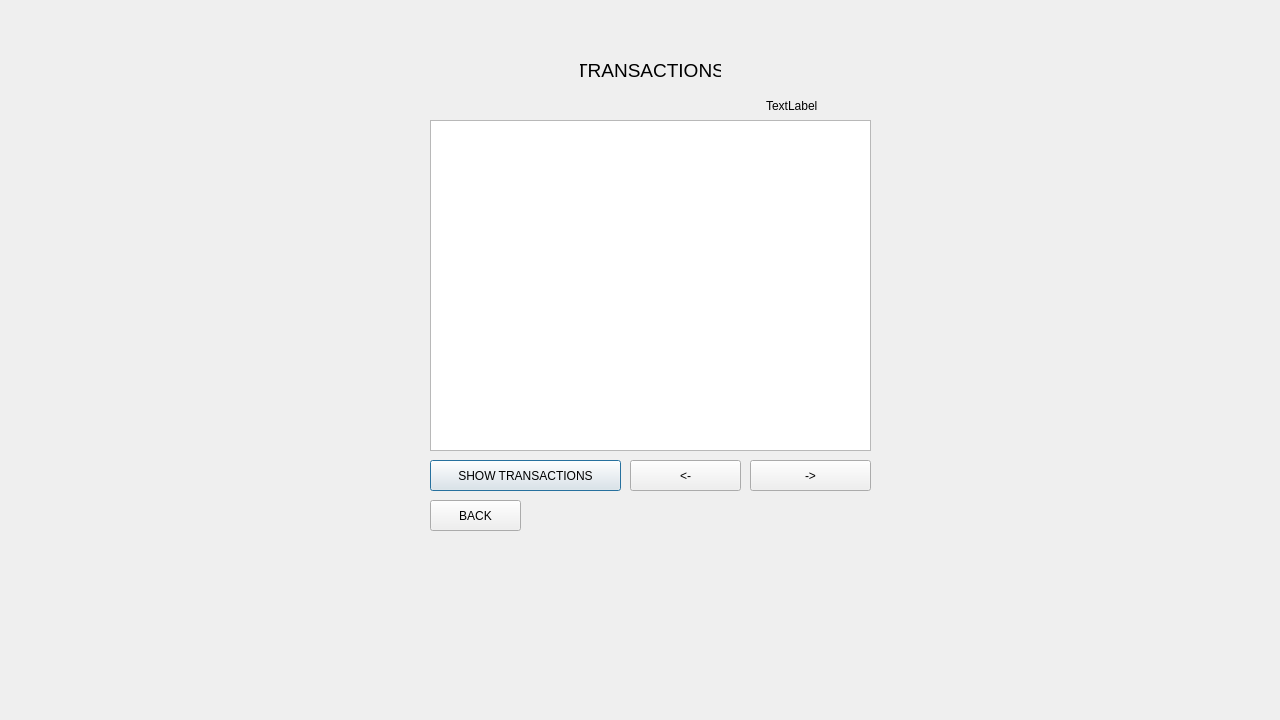
This is bank-automat/transactions.ui in alavuvi/atm-simulator-project as Qt 5 draws it before an edit. The edited form follows.
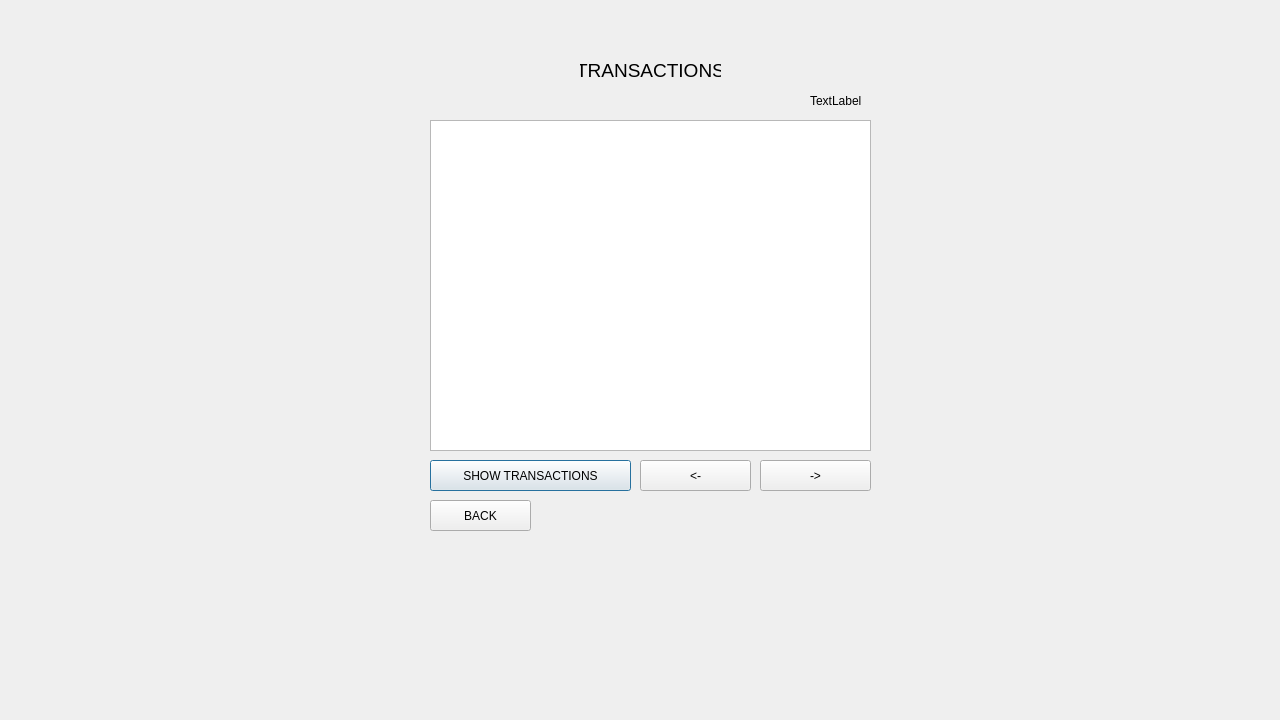
This is the edited form.

What changed in the file:
```diff
--- a/bank-automat/transactions.ui
+++ b/bank-automat/transactions.ui
@@ -37,9 +37,9 @@
   <widget class="QLabel" name="label1">
    <property name="geometry">
     <rect>
-     <x>766</x>
-     <y>95</y>
-     <width>101</width>
+     <x>810</x>
+     <y>90</y>
+     <width>61</width>
      <height>21</height>
     </rect>
    </property>
@@ -65,7 +65,7 @@
     <rect>
      <x>430</x>
      <y>460</y>
-     <width>191</width>
+     <width>201</width>
      <height>31</height>
     </rect>
    </property>
@@ -76,7 +76,7 @@
   <widget class="QPushButton" name="btn_newer">
    <property name="geometry">
     <rect>
-     <x>630</x>
+     <x>640</x>
      <y>460</y>
      <width>111</width>
      <height>31</height>
@@ -89,9 +89,9 @@
   <widget class="QPushButton" name="btn_older">
    <property name="geometry">
     <rect>
-     <x>750</x>
+     <x>760</x>
      <y>460</y>
-     <width>121</width>
+     <width>111</width>
      <height>31</height>
     </rect>
    </property>
@@ -104,10 +104,13 @@
     <rect>
      <x>430</x>
      <y>500</y>
-     <width>91</width>
+     <width>101</width>
      <height>31</height>
     </rect>
    </property>
+   <property name="styleSheet">
+    <string notr="true"/>
+   </property>
    <property name="text">
     <string>BACK</string>
    </property>
```
